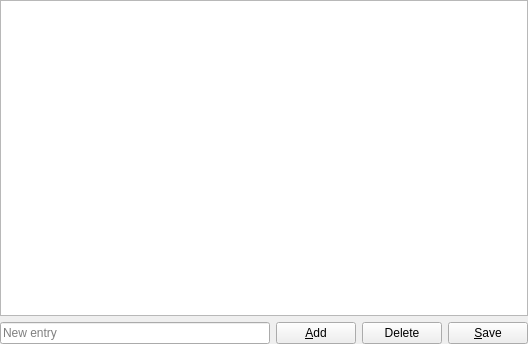
Above: analyzer/schemaeditor/schemaeditwidget.ui from KDE/kuserfeedback before the change. Below: the same form after it.
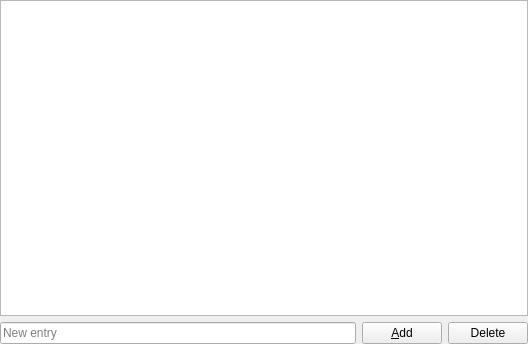
That is the form after the change. Icons and pictures are not drawn.

Commit message: Move schema saving out of the main window

The edit to the form file:
```diff
--- a/analyzer/schemaeditor/schemaeditwidget.ui
+++ b/analyzer/schemaeditor/schemaeditwidget.ui
@@ -53,13 +53,6 @@
        </property>
       </widget>
      </item>
-     <item>
-      <widget class="QPushButton" name="saveButton">
-       <property name="text">
-        <string>&amp;Save</string>
-       </property>
-      </widget>
-     </item>
     </layout>
    </item>
   </layout>
```
Left out of the diff: 11 changed lines with no effect on the pictures. The commit also changes 3 other files.
